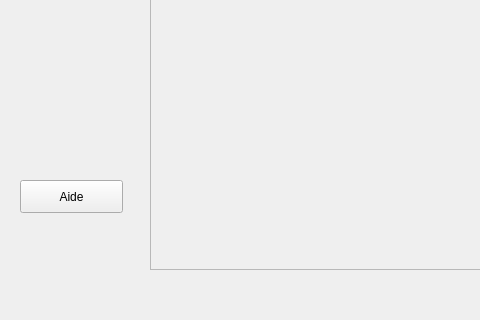
This is mainwindow.ui in autumnka/Tchou as Qt 5 draws it before an edit; both pictures show x 0 to 480 and y 280 to 600 of the 800 by 600 pixel window. The edited form follows.
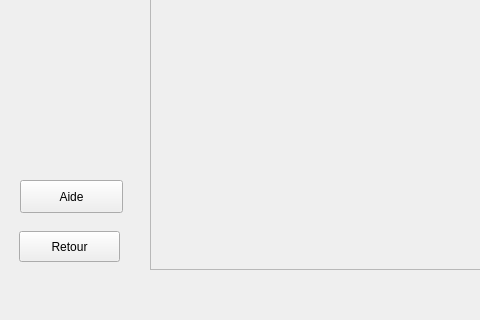
This is the edited form.

What changed in the file:
```diff
--- a/mainwindow.ui
+++ b/mainwindow.ui
@@ -119,6 +119,19 @@
      <string>Partie de TchouTchou</string>
     </property>
    </widget>
+   <widget class="QPushButton" name="Retour">
+    <property name="geometry">
+     <rect>
+      <x>19</x>
+      <y>511</y>
+      <width>101</width>
+      <height>31</height>
+     </rect>
+    </property>
+    <property name="text">
+     <string>Retour</string>
+    </property>
+   </widget>
    <zorder>frame</zorder>
    <zorder>buttonDemarrerTrain</zorder>
    <zorder>label_2</zorder>
```
Left out of the diff: 3 changed lines with no effect on the pictures.
